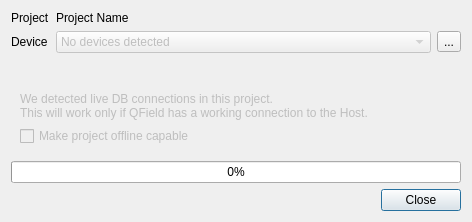
This is push_dialog_base.ui in opengisch/qfieldsync as Qt 5 draws it before an edit. The edited form follows.
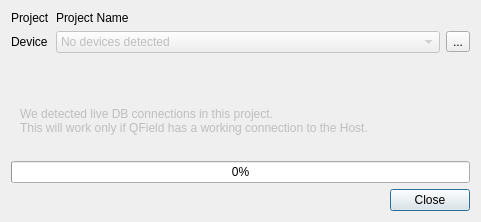
This is the edited form. Icons and pictures are not drawn.

Commit message: Work on exporting project according to specs

```diff
--- a/push_dialog_base.ui
+++ b/push_dialog_base.ui
@@ -6,7 +6,7 @@
    <rect>
     <x>0</x>
     <y>0</y>
-    <width>472</width>
+    <width>481</width>
     <height>222</height>
    </rect>
   </property>
@@ -83,13 +83,6 @@
         </property>
        </widget>
       </item>
-      <item>
-       <widget class="QCheckBox" name="make_offline_cbx">
-        <property name="text">
-         <string>Make project offline capable</string>
-        </property>
-       </widget>
-      </item>
      </layout>
     </widget>
    </item>
```
Left out of the diff: 3 changed lines with no effect on the pictures. The commit also changes 3 other files.
